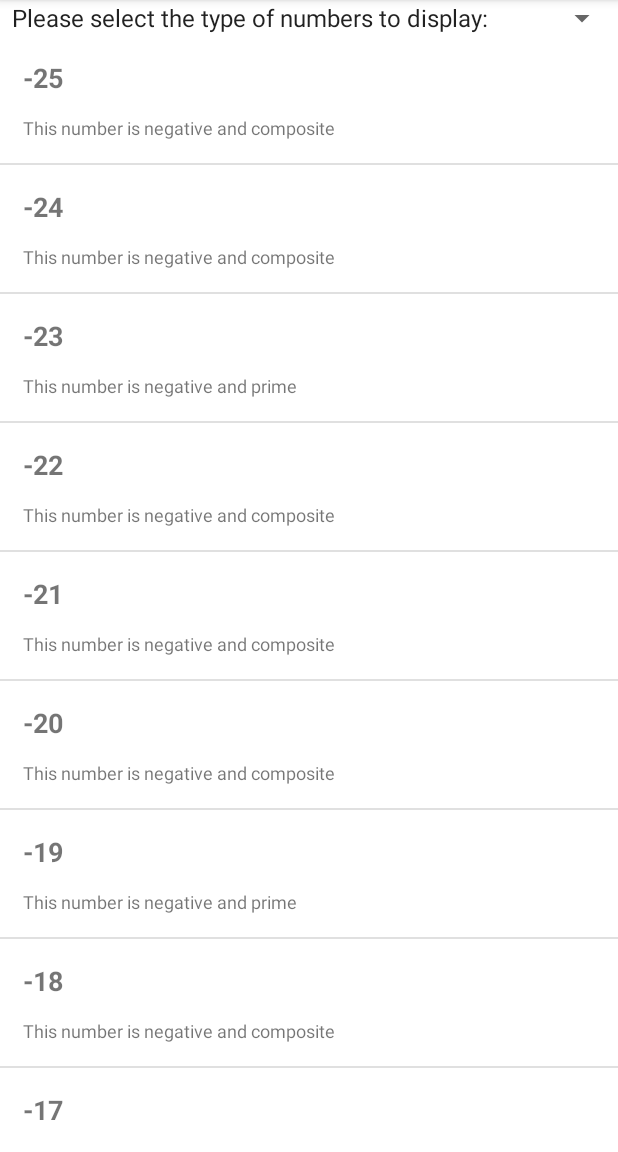
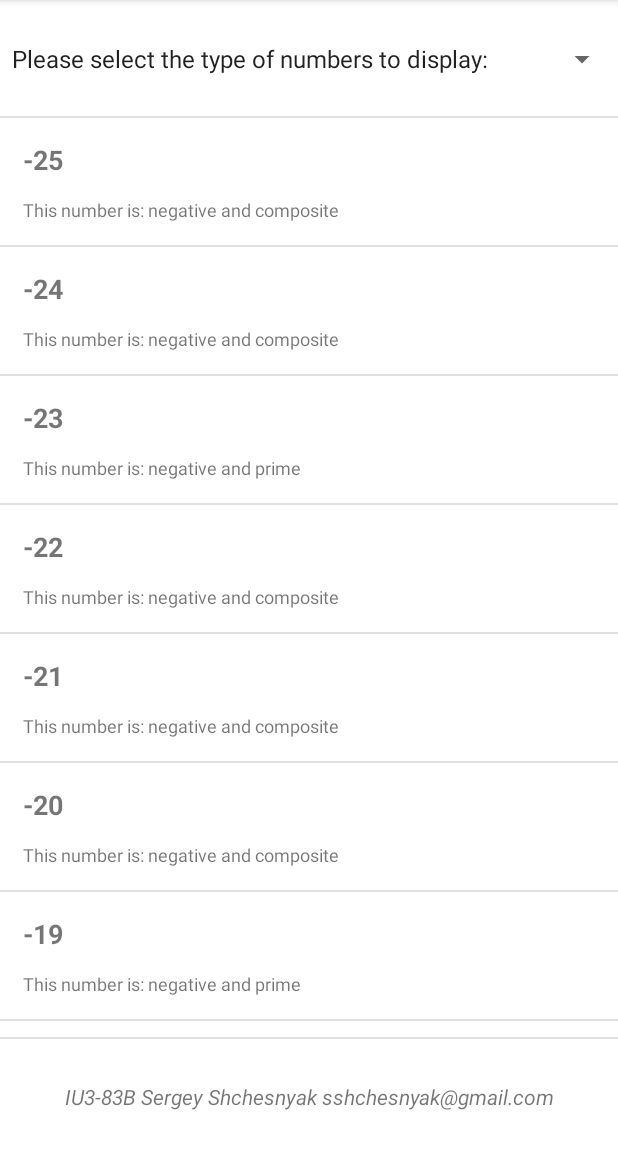
Before and after one commit to sshchesnyak/DevOfMSapps, an Android app: the screen it shows after launch (MainActivity), on a phone screen of 412 x 824 dp, the part 84-1236 px from its top. Run offline under Robolectric (Android 15) with nearby library versions, the phone set to English and light mode, and no system bars.

```diff
--- a/Lab_2/app/src/main/java/ru/iu3/numlab/MainActivity.kt
+++ b/Lab_2/app/src/main/java/ru/iu3/numlab/MainActivity.kt
@@ -1,5 +1,6 @@
 package ru.iu3.numlab
 
+import android.content.Context
 import androidx.appcompat.app.AppCompatActivity
 import android.os.Bundle
 import android.view.View
@@ -49,13 +50,13 @@ class MainActivity : AppCompatActivity() {
                         newList.addAll(myCopy)
                     }
                     getString(R.string.positive)->{
-                        for(i in myCopy) if (i.sign=="positive") newList.add(i)
+                        for(i in myCopy) if (i.sign==getString(R.string.positive_sub)) newList.add(i)
                     }
                     getString(R.string.negative)->{
-                        for(i in myCopy) if (i.sign=="negative") newList.add(i)
+                        for(i in myCopy) if (i.sign==getString(R.string.negative_sub)) newList.add(i)
                     }
                     getString(R.string.prime)->{
-                        for(i in myCopy) if (i.complexity=="prime") newList.add(i)
+                        for(i in myCopy) if (i.complexity==getString(R.string.prime_sub)) newList.add(i)
                     }
                 }
                 numAdapter.swapNumbers(newList)
@@ -71,7 +72,7 @@ class MainActivity : AppCompatActivity() {
     private fun numInit(quantity:Int):MutableList<NumberItem>{
         val numberList = mutableListOf<NumberItem>()
         for (i in (-quantity/2)..(quantity/2)){
-            val currentNumber = NumberItem(i,"","")
+            val currentNumber = NumberItem(i,"","",applicationContext)
             currentNumber.setSign()
             currentNumber.setComplexity()
             numberList.add(currentNumber)
--- a/Lab_2/app/src/main/java/ru/iu3/numlab/NumberItem.kt
+++ b/Lab_2/app/src/main/java/ru/iu3/numlab/NumberItem.kt
@@ -1,15 +1,17 @@
 package ru.iu3.numlab
 
+import android.content.Context
 import kotlin.math.abs
 import kotlin.math.round
 import kotlin.math.sqrt
 
-data class NumberItem(val number: Int, var sign: String, var complexity: String) {
+data class NumberItem(val number: Int, var sign: String, var complexity: String, var context: Context) {
+
     fun setSign(){
-        if (this.number<0) this.sign="negative"
+        if (this.number<0) this.sign=context.getString(R.string.negative_sub)
         else{
-            if (this.number>0) this.sign="positive"
-            else this.sign="neutral"
+            if (this.number>0) this.sign=context.getString(R.string.positive_sub)
+            else this.sign=context.getString(R.string.neutral_sub)
         }
     }
 
@@ -18,17 +20,17 @@ data class NumberItem(val number: Int, var sign: String, var complexity: String)
         if (absval>=2){
             for (j in 2..(1+round(sqrt(absval)).toInt())){
                 if ((absval.toInt()%j == 0) and (absval.toInt()!=j)){
-                    this.complexity = "composite"
+                    this.complexity = context.getString(R.string.composite_sub)
                     break
                 }
             }
-            if (this.complexity!="composite") this.complexity="prime"
+            if (this.complexity!=context.getString(R.string.composite_sub)) this.complexity=context.getString(R.string.prime_sub)
         }
-        else this.complexity="neither"
+        else this.complexity=context.getString(R.string.neither_sub)
     }
 
     fun createSubtitle(): String{
-        return "This number is "+this.sign+" and "+this.complexity
+        return context.getString(R.string.numDetails)+this.sign+context.getString(R.string.and)+this.complexity
     }
 
     override fun toString(): String {
--- a/Lab_2/app/src/main/res/layout/activity_main.xml
+++ b/Lab_2/app/src/main/res/layout/activity_main.xml
@@ -1,21 +1,37 @@
 <?xml version="1.0" encoding="utf-8"?>
 <LinearLayout xmlns:android="http://schemas.android.com/apk/res/android"
     xmlns:tools="http://schemas.android.com/tools"
-    android:layout_width="match_parent"
-    android:layout_height="wrap_content"
+    android:layout_width="fill_parent"
+    android:layout_height="fill_parent"
     android:orientation="vertical"
     android:gravity="center"
+    android:weightSum="10"
+    android:divider="?android:dividerHorizontal"
+    android:showDividers="middle"
     tools:context=".MainActivity">
 
     <Spinner
         android:id="@+id/number_panel"
         android:layout_width="match_parent"
-        android:layout_height="wrap_content"/>
+        android:layout_height="0dp"
+        android:layout_weight="1"/>
 
     <androidx.recyclerview.widget.RecyclerView
         android:id="@+id/number_recycler"
         android:layout_width="match_parent"
-        android:layout_height="wrap_content"/>
+        android:layout_height="0dp"
+        android:layout_weight="8"
+        android:scrollbars="vertical"/>
 
+    <TextView
+        android:id="@+id/container_title"
+        android:layout_width="match_parent"
+        android:layout_height="0dp"
+        android:gravity="center"
+        android:padding="5dp"
+        android:textStyle="italic"
+        android:textSize="14sp"
+        android:layout_weight="1"
+        android:text="@string/authorCredentials" />
 
 </LinearLayout>
--- a/Lab_2/app/src/main/res/values/strings.xml
+++ b/Lab_2/app/src/main/res/values/strings.xml
@@ -1,7 +1,16 @@
 <resources>
     <string name="app_name">NumberExplorer</string>
     <string name="selector">Please select the type of numbers to display:</string>
-    <string name="positive">Positive</string>
-    <string name="negative">Negative</string>
-    <string name="prime">Prime</string>
+    <string name="positive">Positive numbers</string>
+    <string name="positive_sub">positive</string>
+    <string name="negative">Negative numbers</string>
+    <string name="negative_sub">negative</string>
+    <string name="prime">Prime numbers</string>
+    <string name="prime_sub">prime</string>
+    <string name="neutral_sub">neutral</string>
+    <string name="composite_sub">composite</string>
+    <string name="neither_sub">not prime or composite</string>
+    <string name="numDetails">This number is:\u0020</string>
+    <string name="and">\u0020and\u0020</string>
+    <string name="authorCredentials">IU3-83B Sergey Shchesnyak sshchesnyak@gmail.com</string>
 </resources>
```
Also changed, not shown: 1 other file.
